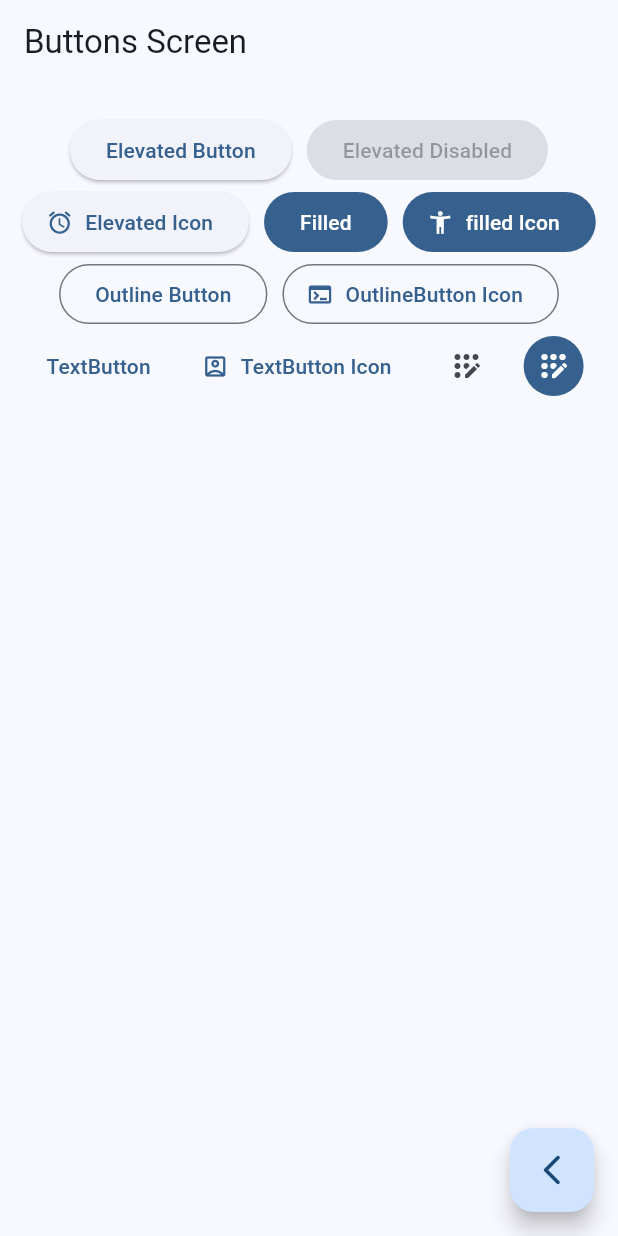
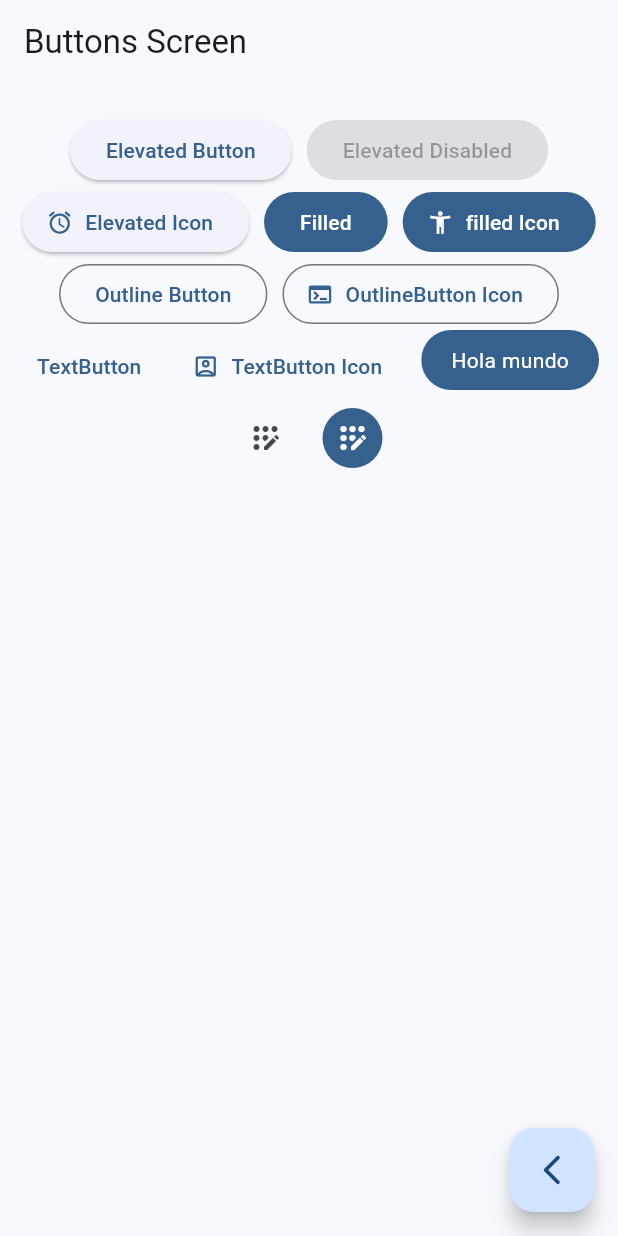
Before and after one commit to DaoCastro/widgets_app, a Flutter app: the ButtonsScreen screen opened by its route, on a phone screen of 412 x 824 dp. Run offline on Flutter 3.47's test engine with Material 3 defaults, Android fonts, the phone set to English and light mode, and no system bars; our stand-ins replace go_router.

Commit message:
creation of custombutton finsh buttons screen

```diff
--- a/lib/presentation/screens/buttons/buttons_screen.dart
+++ b/lib/presentation/screens/buttons/buttons_screen.dart
@@ -60,13 +60,10 @@ class _ButtonsView extends StatelessWidget {
                 onPressed: () {},
                 icon: const Icon(Icons.account_box_outlined),
                 label: const Text('TextButton Icon')),
-
-            //CustomButton
-
+            const CustomButton(),
             IconButton(
                 onPressed: () {},
                 icon: const Icon(Icons.app_registration_rounded)),
-
             IconButton(
               onPressed: () {},
               icon: const Icon(Icons.app_registration_rounded),
@@ -80,3 +77,28 @@ class _ButtonsView extends StatelessWidget {
     );
   }
 }
+
+class CustomButton extends StatelessWidget {
+  const CustomButton({super.key});
+
+  @override
+  Widget build(BuildContext context) {
+    final colors = Theme.of(context).colorScheme;
+
+    return ClipRRect(
+      borderRadius: BorderRadius.circular(20),
+      child: Material(
+        color: colors.primary,
+        child: InkWell(
+          onTap: () {},
+          child: const Padding(
+              padding: EdgeInsets.symmetric(vertical: 10, horizontal: 20),
+              child: Text(
+                'Hola mundo',
+                style: TextStyle(color: Colors.white),
+              )),
+        ),
+      ),
+    );
+  }
+}
```
